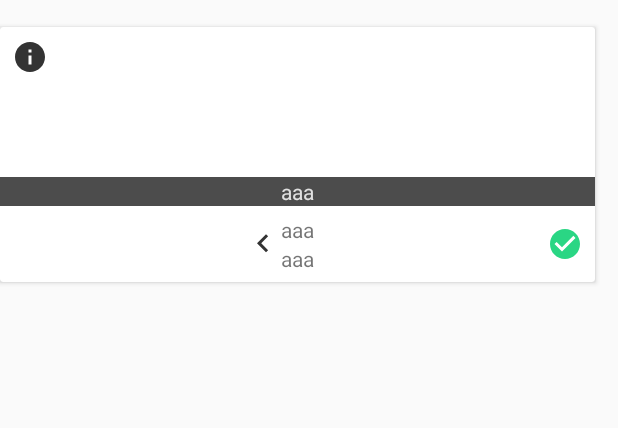
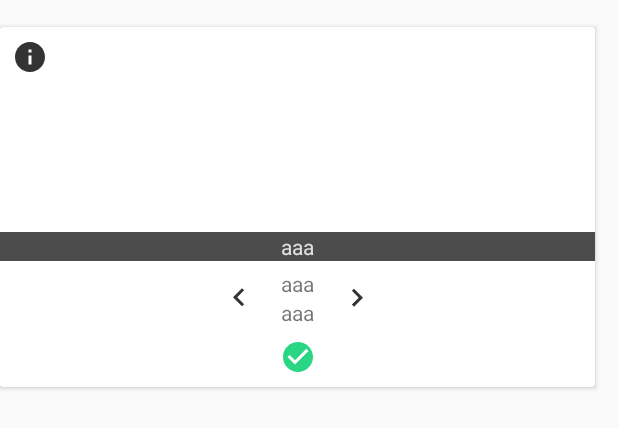
Before and after one commit to mgangulo/SquireTrackerAndroid, an Android app: the layout grid_squire_item.xml on its own in the app's theme, with its tools: preview values and no code run, on a phone screen of 412 x 824 dp. Shown: the top 428 px of the screen. Run offline under Robolectric (Android 15) with nearby library versions, the phone set to English and light mode, and no system bars.

Commit message:
better grid item

```diff
--- a/app/src/main/res/layout/grid_squire_item.xml
+++ b/app/src/main/res/layout/grid_squire_item.xml
@@ -18,7 +18,7 @@
             android:layout_width="wrap_content"
             android:layout_height="match_parent"
             android:orientation="horizontal"
-            app:layout_constraintGuide_percent="0.7" />
+            app:layout_constraintGuide_percent="0.65" />
 
         <FrameLayout
             android:id="@+id/squireImageFrame"
@@ -64,22 +64,22 @@
             android:layout_height="wrap_content"
             android:src="@drawable/ic_check"
             app:layout_constraintEnd_toEndOf="parent"
-            app:layout_constraintTop_toBottomOf="@id/imageGuideline"
+            app:layout_constraintTop_toBottomOf="@id/sequenceRelative"
             app:layout_constraintBottom_toBottomOf="parent"
-            app:layout_constraintStart_toEndOf="@id/sequenceRelative"
+            app:layout_constraintStart_toStartOf="parent"
             android:background="?attr/selectableItemBackgroundBorderless"
             android:padding="@dimen/padding_button"
-            app:layout_constraintHorizontal_bias="1"
             android:id="@+id/nextAccept"/>
 
         <RelativeLayout
             android:layout_width="wrap_content"
             android:layout_height="wrap_content"
-            app:layout_constraintBottom_toBottomOf="parent"
+            app:layout_constraintBottom_toTopOf="@id/nextAccept"
             app:layout_constraintEnd_toEndOf="parent"
             app:layout_constraintStart_toStartOf="parent"
             app:layout_constraintTop_toBottomOf="@id/imageGuideline"
-            android:id="@+id/sequenceRelative">
+            android:id="@+id/sequenceRelative"
+            android:layout_marginTop="5dp">
             <TextView
                 android:id="@+id/sequenceText"
                 android:layout_width="wrap_content"
@@ -106,7 +106,7 @@
             app:layout_constraintTop_toTopOf="@id/sequenceRelative"
             app:layout_constraintStart_toStartOf="parent"
             android:id="@+id/previous"
-            app:layout_constraintHorizontal_bias="1"/>
+            app:layout_constraintHorizontal_bias="0.9"/>
 
         <ImageButton
             android:layout_width="wrap_content"
@@ -118,7 +118,7 @@
             app:layout_constraintStart_toEndOf="@id/sequenceRelative"
             app:layout_constraintTop_toTopOf="@id/sequenceRelative"
             android:id="@+id/next"
-            android:visibility="gone"/>
+            app:layout_constraintHorizontal_bias="0.1"/>
     </androidx.constraintlayout.widget.ConstraintLayout>
 
 </androidx.cardview.widget.CardView>
```
